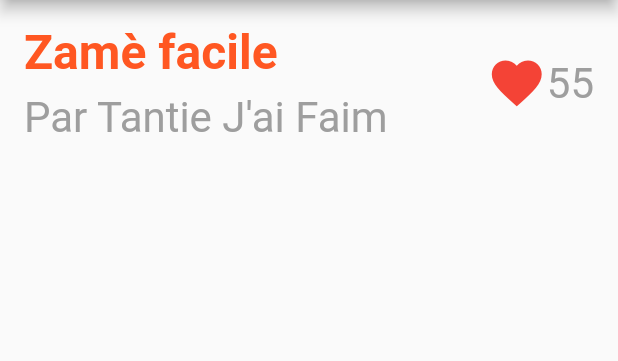
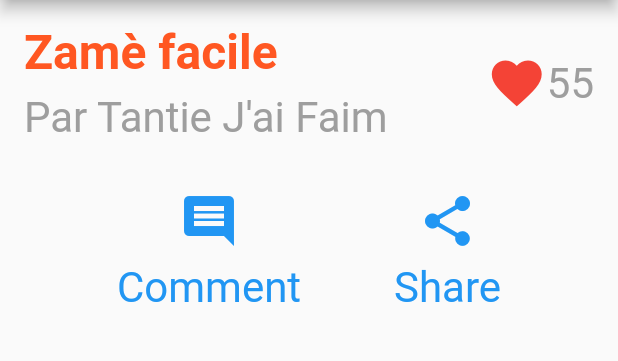
Before and after one commit to HKassogue/recettes_flutter, a Flutter app: the screen it shows after launch, on a phone screen of 412 x 824 dp, the part 84-445 px from its top. Run offline on Flutter 3.47's test engine with Material 2 defaults, Android fonts, the phone set to English and light mode, and no system bars.

Commit message:
Add of comment and share button

```diff
--- a/lib/main.dart
+++ b/lib/main.dart
@@ -49,10 +49,33 @@ class MyApp extends StatelessWidget {
         ),
         body: Column(
           children: [
-            title_section
+            title_section,
+            Container(
+              padding: const EdgeInsets.all(16),
+              child: Row(
+                mainAxisAlignment: MainAxisAlignment.spaceEvenly,
+                children: [
+                  _buildButtonColumn(Colors.blue, Icons.comment, "Comment"),
+                  _buildButtonColumn(Colors.blue, Icons.share, "Share")
+                ],
+              ),
+            )
           ],
         )
       )
     );
   }
+
+  Column _buildButtonColumn(Color color, IconData icon, String label) {
+    return Column(
+      mainAxisAlignment: MainAxisAlignment.center,
+      children: [
+        Container(
+          padding: const EdgeInsets.only(bottom: 8),
+          child: Icon(icon, color: color, size: 40,),
+        ),
+        Text(label, style: TextStyle(color: color, fontSize: 28, fontWeight: FontWeight.w400))
+      ],
+    );
+  }
 }
```
